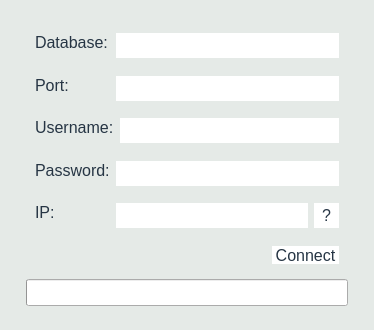
Old version of the form Source/Time-Track/connectionform.ui in the repository joshuawootonn/time-track.
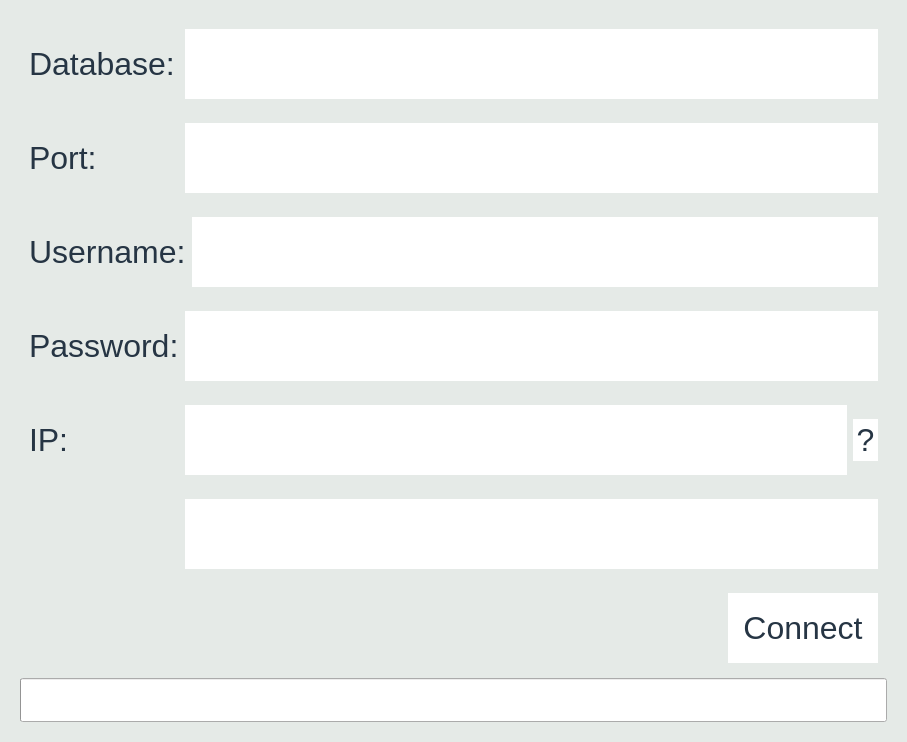
New version of the form.

Patch:
```diff
--- a/Source/Time-Track/connectionform.ui
+++ b/Source/Time-Track/connectionform.ui
@@ -6,8 +6,8 @@
    <rect>
     <x>0</x>
     <y>0</y>
-    <width>374</width>
-    <height>330</height>
+    <width>907</width>
+    <height>629</height>
    </rect>
   </property>
   <property name="windowTitle">
@@ -20,7 +20,7 @@
 }
 *{
 font-family:&quot;Calibri&quot;;
-font-size: 16px;
+font-size: 32px;
 color:#263544;
 }
 
@@ -132,72 +132,8 @@
 </string>
   </property>
   <layout class="QGridLayout" name="gridLayout">
-   <item row="1" column="2">
-    <spacer name="horizontalSpacer_3">
-     <property name="orientation">
-      <enum>Qt::Horizontal</enum>
-     </property>
-     <property name="sizeHint" stdset="0">
-      <size>
-       <width>40</width>
-       <height>20</height>
-      </size>
-     </property>
-    </spacer>
-   </item>
-   <item row="1" column="0">
-    <spacer name="horizontalSpacer_2">
-     <property name="orientation">
-      <enum>Qt::Horizontal</enum>
-     </property>
-     <property name="sizeHint" stdset="0">
-      <size>
-       <width>40</width>
-       <height>20</height>
-      </size>
-     </property>
-    </spacer>
-   </item>
-   <item row="2" column="1">
-    <spacer name="verticalSpacer">
-     <property name="orientation">
-      <enum>Qt::Vertical</enum>
-     </property>
-     <property name="sizeHint" stdset="0">
-      <size>
-       <width>20</width>
-       <height>40</height>
-      </size>
-     </property>
-    </spacer>
-   </item>
-   <item row="0" column="1">
-    <spacer name="verticalSpacer_2">
-     <property name="orientation">
-      <enum>Qt::Vertical</enum>
-     </property>
-     <property name="sizeHint" stdset="0">
-      <size>
-       <width>20</width>
-       <height>40</height>
-      </size>
-     </property>
-    </spacer>
-   </item>
-   <item row="1" column="1">
+   <item row="0" column="0">
     <widget class="QWidget" name="verticalWidget" native="true">
-     <property name="minimumSize">
-      <size>
-       <width>340</width>
-       <height>300</height>
-      </size>
-     </property>
-     <property name="maximumSize">
-      <size>
-       <width>340</width>
-       <height>300</height>
-      </size>
-     </property>
      <layout class="QVBoxLayout" name="verticalLayout">
       <item>
        <widget class="QWidget" name="horizontalWidget" native="true">
@@ -209,8 +145,8 @@
           <widget class="QLabel" name="label_5">
            <property name="minimumSize">
             <size>
-             <width>75</width>
-             <height>0</height>
+             <width>150</width>
+             <height>70</height>
             </size>
            </property>
            <property name="text">
@@ -223,7 +159,7 @@
            <property name="minimumSize">
             <size>
              <width>0</width>
-             <height>25</height>
+             <height>70</height>
             </size>
            </property>
            <property name="inputMethodHints">
@@ -244,7 +180,7 @@
           <widget class="QLabel" name="label_6">
            <property name="minimumSize">
             <size>
-             <width>75</width>
+             <width>150</width>
              <height>0</height>
             </size>
            </property>
@@ -258,7 +194,7 @@
            <property name="minimumSize">
             <size>
              <width>0</width>
-             <height>25</height>
+             <height>70</height>
             </size>
            </property>
            <property name="inputMethodHints">
@@ -279,7 +215,7 @@
           <widget class="QLabel" name="label_4">
            <property name="minimumSize">
             <size>
-             <width>75</width>
+             <width>150</width>
              <height>0</height>
             </size>
            </property>
@@ -293,7 +229,7 @@
            <property name="minimumSize">
             <size>
              <width>0</width>
-             <height>25</height>
+             <height>70</height>
             </size>
            </property>
            <property name="inputMethodHints">
@@ -311,7 +247,7 @@
           <widget class="QLabel" name="label_3">
            <property name="minimumSize">
             <size>
-             <width>75</width>
+             <width>150</width>
              <height>0</height>
             </size>
            </property>
@@ -325,7 +261,7 @@
            <property name="minimumSize">
             <size>
              <width>0</width>
-             <height>25</height>
+             <height>70</height>
             </size>
            </property>
            <property name="echoMode">
@@ -343,7 +279,7 @@
           <widget class="QLabel" name="label_2">
            <property name="minimumSize">
             <size>
-             <width>50</width>
+             <width>150</width>
              <height>0</height>
             </size>
            </property>
@@ -363,11 +299,11 @@
            <property name="minimumSize">
             <size>
              <width>0</width>
-             <height>25</height>
+             <height>70</height>
             </size>
            </property>
            <property name="editable">
-            <bool>true</bool>
+            <bool>false</bool>
            </property>
           </widget>
          </item>
@@ -393,6 +329,53 @@
         </layout>
        </widget>
       </item>
+      <item>
+       <widget class="QWidget" name="ipeditwidget" native="true">
+        <layout class="QHBoxLayout" name="horizontalLayout">
+         <property name="leftMargin">
+          <number>9</number>
+         </property>
+         <property name="topMargin">
+          <number>9</number>
+         </property>
+         <property name="rightMargin">
+          <number>9</number>
+         </property>
+         <property name="bottomMargin">
+          <number>9</number>
+         </property>
+         <item>
+          <widget class="QLabel" name="label">
+           <property name="minimumSize">
+            <size>
+             <width>150</width>
+             <height>0</height>
+            </size>
+           </property>
+           <property name="maximumSize">
+            <size>
+             <width>75</width>
+             <height>16777215</height>
+            </size>
+           </property>
+           <property name="text">
+            <string/>
+           </property>
+          </widget>
+         </item>
+         <item>
+          <widget class="QLineEdit" name="ipEdit2">
+           <property name="minimumSize">
+            <size>
+             <width>0</width>
+             <height>70</height>
+            </size>
+           </property>
+          </widget>
+         </item>
+        </layout>
+       </widget>
+      </item>
       <item>
        <widget class="QWidget" name="widget" native="true">
         <layout class="QHBoxLayout" name="_2">
@@ -427,10 +410,16 @@
          </item>
          <item>
           <widget class="QPushButton" name="connect">
+           <property name="minimumSize">
+            <size>
+             <width>150</width>
+             <height>70</height>
+            </size>
+           </property>
            <property name="maximumSize">
             <size>
              <width>16777215</width>
-             <height>25</height>
+             <height>70</height>
             </size>
            </property>
            <property name="text">
```
